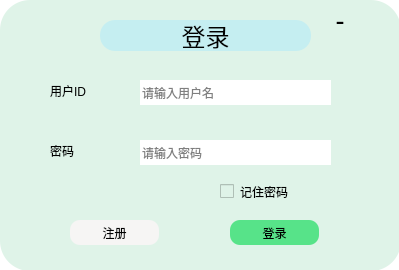
Before: the Qt Designer form client/ui/logindialog.ui in pechpo/What-s-up, drawn with Qt 5.
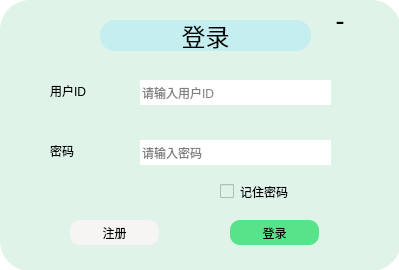
After: the same form once the commit is applied. Icons and pictures are not drawn.

What changed in the file:
```diff
--- a/client/ui/logindialog.ui
+++ b/client/ui/logindialog.ui
@@ -172,7 +172,7 @@
      <enum>QLineEdit::Normal</enum>
     </property>
     <property name="placeholderText">
-     <string>请输入用户名</string>
+     <string>请输入用户ID</string>
     </property>
    </widget>
    <widget class="QToolButton" name="closeButton">
```
